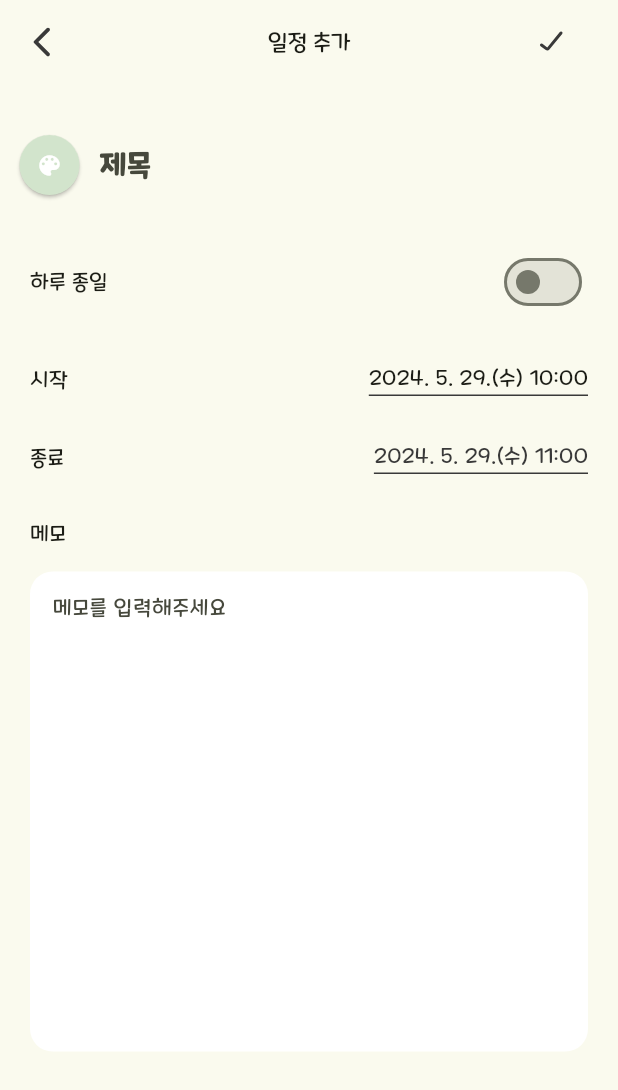
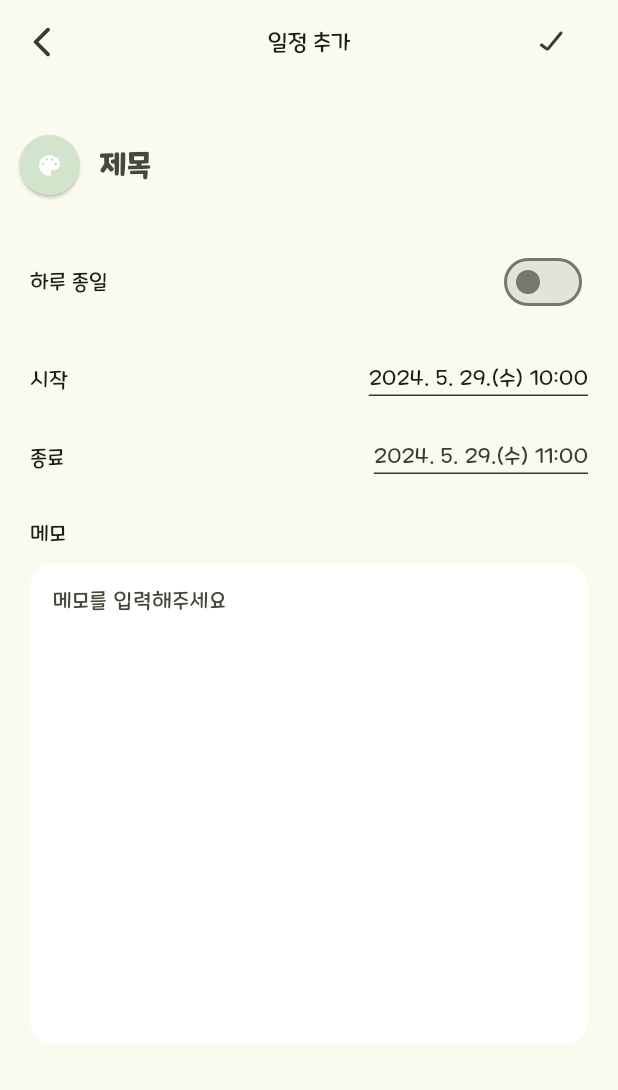
Before and after one commit to APP-Android2/FinalProject-woo_yeon_hi, a Flutter app: the CalendarAddScreen screen opened directly, on a phone screen of 412 x 824 dp. Shown: the top 1090 px of the screen. Run offline on Flutter 3.47's test engine with Material 3 defaults, Android fonts, the phone set to English and light mode, and no system bars; our stand-ins replace flutter_datetime_picker_plus, flutter_svg, table_calendar; statements that could not run were skipped.

Commit message:
:lipstick: Fix 여백 조절 Container 여백 조절 #6

```diff
--- a/lib/screen/calendar_add_screen.dart
+++ b/lib/screen/calendar_add_screen.dart
@@ -253,9 +253,9 @@ class _CalendarAddScreenState extends State<CalendarAddScreen> {
                     ),
                     SizedBox(height: 30),
                     Text("메모", style: TextStyleFamily.normalTextStyle),
-                    SizedBox(height: 15),
+                    SizedBox(height: 10),
                     Container(
-                      height: 320,
+                      height: 320, width: double.infinity,
                       decoration: BoxDecoration(
                         color: Colors.white,
                         borderRadius: BorderRadius.circular(15),
```
